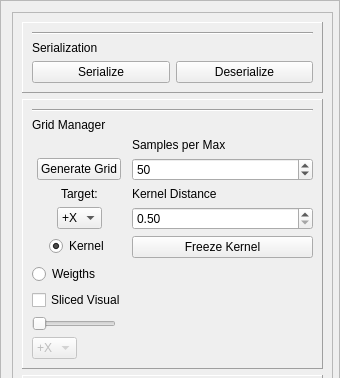
Above: GUI/managers/enginemanager.ui from alemuntoni/HeightFieldDecomposition before the change; both pictures show x 0 to 340 and y 0 to 378 of the 340 by 1314 pixel window. Below: the same form after it.
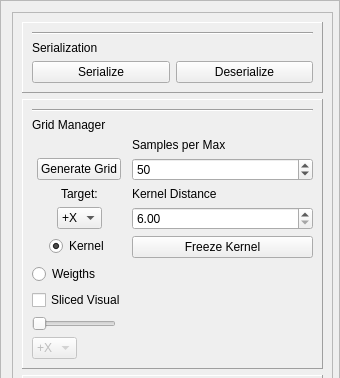
That is the form after the change.

Diff of the .ui file:
```diff
--- a/GUI/managers/enginemanager.ui
+++ b/GUI/managers/enginemanager.ui
@@ -282,7 +282,7 @@
           <item row="5" column="1">
            <widget class="QDoubleSpinBox" name="distanceSpinBox">
             <property name="minimum">
-             <double>0.500000000000000</double>
+             <double>6.000000000000000</double>
             </property>
             <property name="maximum">
              <double>50.000000000000000</double>
```
